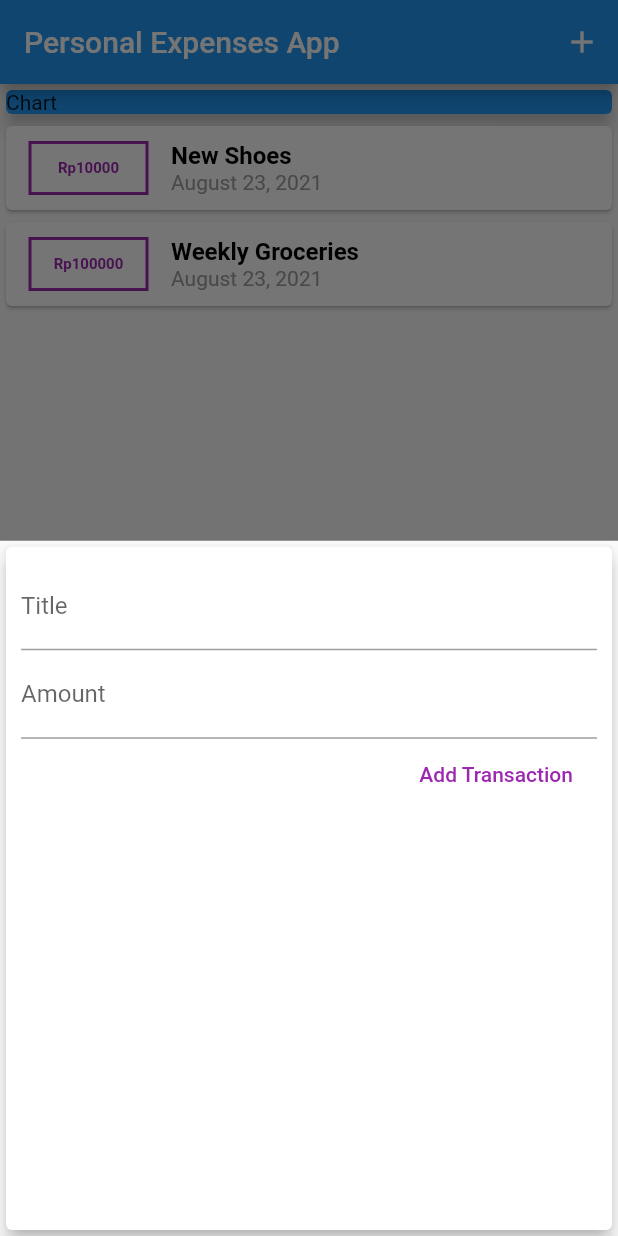
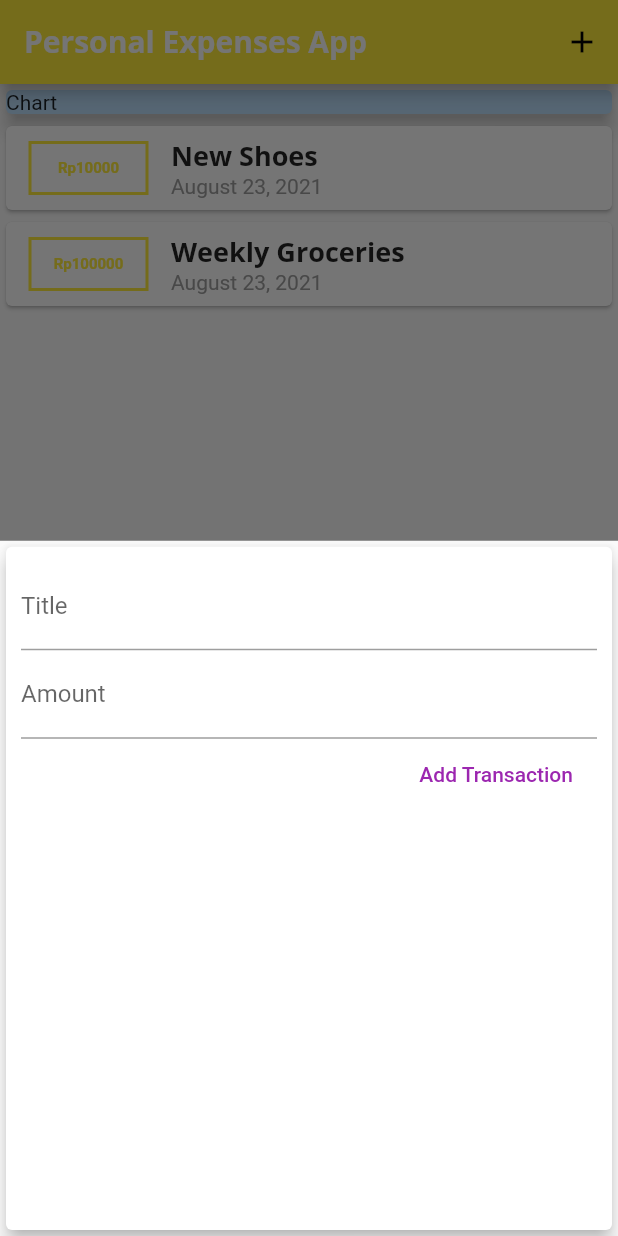
Before and after one commit to Barragan17/Flutter-Projects, a Flutter app: the screen it shows after launch, after a tap on the "add" icon, on a phone screen of 412 x 824 dp. Run offline on Flutter 3.47's test engine with Material 2 defaults, Android fonts, the phone set to English and light mode, and no system bars.

Commit message:
Fix Theming

```diff
--- a/Personal_Expenses_App/lib/main.dart
+++ b/Personal_Expenses_App/lib/main.dart
@@ -12,6 +12,26 @@ class MyApp extends StatelessWidget {
   Widget build(BuildContext context) {
     return MaterialApp(
       title: 'Personal Expenses App',
+      theme: ThemeData(
+        primaryColor: Colors.yellow,
+        accentColor: Colors.indigo,
+        fontFamily: 'Quicksand',
+        textTheme: ThemeData.light().textTheme.copyWith(
+                title: TextStyle(
+              fontFamily: 'OpenSans',
+              fontWeight: FontWeight.bold,
+              fontSize: 18,
+            )),
+        appBarTheme: AppBarTheme(
+          textTheme: ThemeData.light().textTheme.copyWith(
+                title: TextStyle(
+                  fontFamily: 'OpenSans',
+                  fontSize: 20,
+                  fontWeight: FontWeight.bold,
+                ),
+              ),
+        ),
+      ),
       home: MyHomePage(),
     );
   }
@@ -26,8 +46,6 @@ class MyHomePage extends StatefulWidget {
 }
 
 class _MyHomePageState extends State<MyHomePage> {
-  final titleConrtroller = TextEditingController();
-  final amountController = TextEditingController();
   final List<Transaction> _userTransaction = [
     Transaction(
       id: 't1',
@@ -59,7 +77,11 @@ class _MyHomePageState extends State<MyHomePage> {
     showModalBottomSheet(
         context: ctx,
         builder: (_) {
-          return NewTransaction(_addNewTransaction);
+          return GestureDetector(
+            onTap: () {},
+            child: NewTransaction(_addNewTransaction),
+            behavior: HitTestBehavior.opaque,
+          );
         });
   }
 
@@ -85,7 +107,7 @@ class _MyHomePageState extends State<MyHomePage> {
             Container(
               width: double.infinity,
               child: Card(
-                color: Colors.blue,
+                color: Theme.of(context).primaryColorLight,
                 elevation: 5,
                 child: Text('Chart'),
               ),
--- a/Personal_Expenses_App/lib/widget/new_transaction.dart
+++ b/Personal_Expenses_App/lib/widget/new_transaction.dart
@@ -1,16 +1,32 @@
 import 'package:flutter/material.dart';
 
-class NewTransaction extends StatelessWidget {
-  final titleController = TextEditingController();
-  final amountController = TextEditingController();
+class NewTransaction extends StatefulWidget {
   final Function buttonHandler;
   NewTransaction(this.buttonHandler);
 
-  void newTransactions() {
-    buttonHandler(
-      titleController.text,
-      double.parse(amountController.text),
+  @override
+  _NewTransactionState createState() => _NewTransactionState();
+}
+
+class _NewTransactionState extends State<NewTransaction> {
+  final titleController = TextEditingController();
+
+  final amountController = TextEditingController();
+
+  void submitData() {
+    final enteredTitle = titleController.text;
+    final enteredAmount = double.parse(amountController.text);
+
+    if (enteredTitle.isEmpty || enteredAmount <= 0) {
+      return;
+    }
+
+    widget.buttonHandler(
+      enteredTitle,
+      enteredAmount,
     );
+
+    Navigator.of(context).pop();
   }
 
   @override
@@ -25,7 +41,7 @@ class NewTransaction extends StatelessWidget {
             TextField(
               decoration: InputDecoration(labelText: 'Title'),
               controller: titleController,
-              onSubmitted: (_) => newTransactions(),
+              onSubmitted: (_) => submitData(),
               // onChanged: (val) {
               //   titleInput = val;
               // },
@@ -34,11 +50,11 @@ class NewTransaction extends StatelessWidget {
               decoration: InputDecoration(labelText: 'Amount'),
               controller: amountController,
               keyboardType: TextInputType.number,
-              onSubmitted: (_) => newTransactions(),
+              onSubmitted: (_) => submitData(),
               // onChanged: (val) => amountInput = val,
             ),
             FlatButton(
-              onPressed: newTransactions,
+              onPressed: submitData,
               child: Text('Add Transaction'),
               textColor: Colors.purple,
             )
--- a/Personal_Expenses_App/lib/widget/transaction_list.dart
+++ b/Personal_Expenses_App/lib/widget/transaction_list.dart
@@ -22,7 +22,7 @@ class TransactionList extends StatelessWidget {
                   width: 80,
                   decoration: BoxDecoration(
                     border: Border.all(
-                      color: Colors.purple,
+                      color: Theme.of(context).primaryColor,
                       width: 2,
                     ),
                   ),
@@ -33,7 +33,7 @@ class TransactionList extends StatelessWidget {
                     style: TextStyle(
                       fontWeight: FontWeight.bold,
                       fontSize: 10,
-                      color: Colors.purple,
+                      color: Theme.of(context).primaryColor,
                     ),
                     textAlign: TextAlign.center,
                   ),
@@ -43,11 +43,7 @@ class TransactionList extends StatelessWidget {
                   children: [
                     Text(
                       _userTransaction[index].title,
-                      style: TextStyle(
-                        fontSize: 16,
-                        fontWeight: FontWeight.bold,
-                        color: Colors.black,
-                      ),
+                      style: Theme.of(context).textTheme.title,
                     ),
                     Text(
                       DateFormat.yMMMMd().format(_userTransaction[index].date),
```
Also changed, not shown: Personal_Expenses_App/pubspec.yaml (+11 -6 lines), Personal_Expenses_App/assets/fonts/OpenSans-Bold.ttf (added), Personal_Expenses_App/assets/fonts/OpenSans-Regular.ttf (added), Personal_Expenses_App/assets/fonts/Quicksand-Bold.ttf (added), Personal_Expenses_App/assets/fonts/Quicksand-Light.ttf (added), Personal_Expenses_App/assets/fonts/Quicksand-Medium.ttf (added), Personal_Expenses_App/assets/fonts/Quicksand-Regular.ttf (added).
